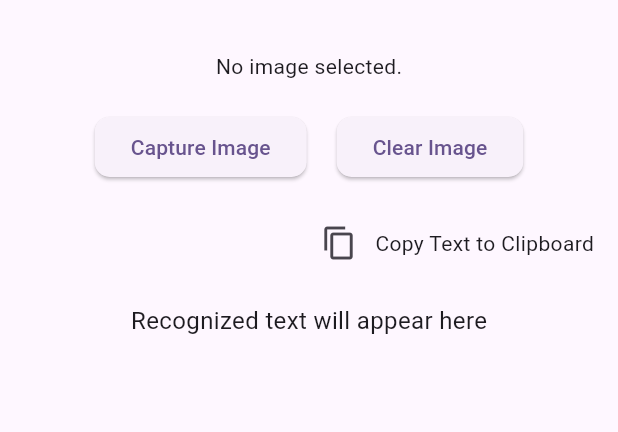
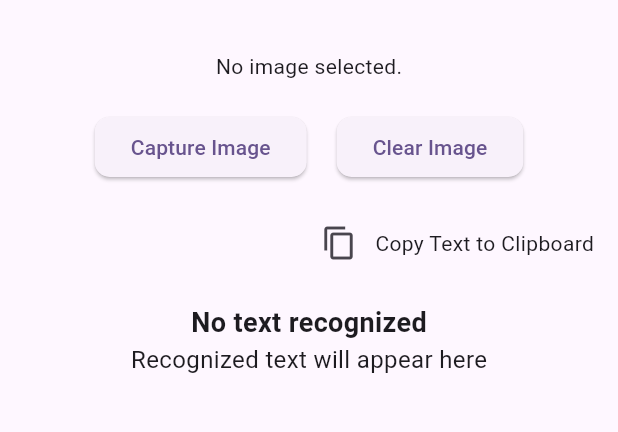
Before and after one commit to arbaan-max/FlutterTextRecognition, a Flutter app: the screen it shows after launch, on a phone screen of 412 x 824 dp, the part 63-495 px from its top. Run offline on Flutter 3.47's test engine with Material 3 defaults, Android fonts, the phone set to English and light mode, and no system bars; our stand-ins replace firebase_core, flutter_dotenv, image_picker; missing offline and left inert: google_mlkit_text_recognition; accounts and stored records are empty.

Commit message:
added the recoganazing text

```diff
--- a/lib/text_recoganization.dart
+++ b/lib/text_recoganization.dart
@@ -109,6 +109,13 @@ class _TextRecognitionScreenState extends State<TextRecognitionScreen> {
             ),
             const SizedBox(height: 16),
             Text(
+              _recognizedText.isEmpty ? 'No text recognized' : 'Recognized Text:',
+              style: const TextStyle(
+                fontSize: 18,
+                fontWeight: FontWeight.bold,
+              ),
+            ),
+            Text(
               _recognizedText.isEmpty ? 'Recognized text will appear here' : _recognizedText,
               style: const TextStyle(fontSize: 16),
             ),
```
